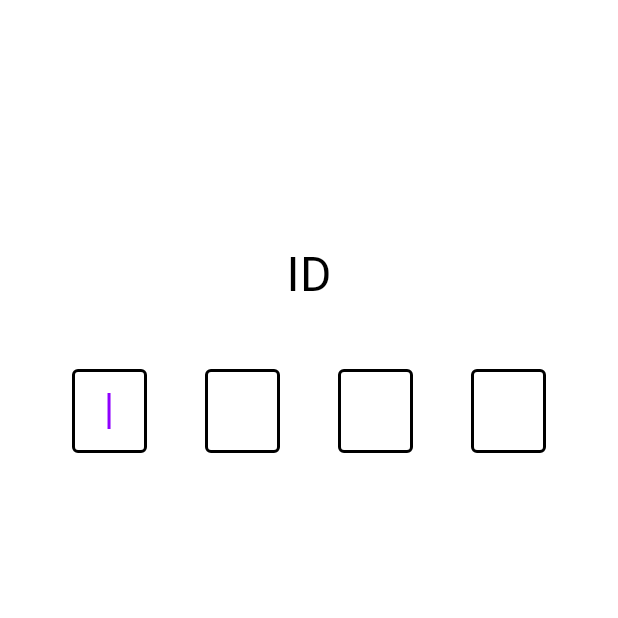
After one commit to sakusaku3939/twelve_hours, a Flutter app: the screen it shows after launch, after a tap on "参加", on a phone screen of 412 x 824 dp, the top half of it. The commit adds this screen. Run offline on Flutter 3.47's test engine with Material 3 defaults, Android fonts, the phone set to English and light mode, and no system bars; our stand-ins replace custom_sliding_segmented_control, flutter_hooks, flutter_riverpod, freezed_annotation, hooks_riverpod; network calls fail.

Commit message:
ID入力画面を追加

```diff
--- a/lib/view/home.dart
+++ b/lib/view/home.dart
@@ -1,5 +1,6 @@
 import 'package:flutter/material.dart';
 import 'package:hooks_riverpod/hooks_riverpod.dart';
+import 'package:twelve_hours/view/id_input_view.dart';
 import 'package:twelve_hours/view/member_voting_view.dart';
 
 import 'component/gradient_button.dart';
@@ -31,7 +32,12 @@ class Home extends HookConsumerWidget {
                       const ProgressTimer(),
                       GradientButton(
                         "参加",
-                        onPressed: () {},
+                        onPressed: () => Navigator.push(
+                          context,
+                          MaterialPageRoute(
+                            builder: (context) => const IdInputView(),
+                          ),
+                        ),
                       ),
                       const SizedBox(height: 12),
                       GradientButton(
--- /dev/null
+++ b/lib/view/id_input_view.dart
@@ -0,0 +1,72 @@
+import 'package:flutter/material.dart';
+import 'package:flutter/services.dart';
+import 'package:flutter_hooks/flutter_hooks.dart';
+import 'package:hooks_riverpod/hooks_riverpod.dart';
+
+class IdInputView extends HookConsumerWidget {
+  const IdInputView({super.key});
+
+  @override
+  Widget build(BuildContext context, WidgetRef ref) {
+    final focusNodes = List.generate(4, (_) => useFocusNode());
+    return GestureDetector(
+      onTap: () => FocusManager.instance.primaryFocus?.unfocus(),
+      behavior: HitTestBehavior.opaque,
+      child: Scaffold(
+        body: SafeArea(
+          child: Padding(
+            padding: const EdgeInsets.symmetric(horizontal: 48),
+            child: Column(
+              children: [
+                const SizedBox(height: 160),
+                const Text(
+                  "ID",
+                  style: TextStyle(fontSize: 32),
+                ),
+                const SizedBox(height: 40),
+                Row(
+                  mainAxisAlignment: MainAxisAlignment.spaceBetween,
+                  children: List.generate(
+                    4,
+                    (index) => _numberField(ref, focusNodes, index),
+                  ),
+                ),
+                const SizedBox(height: 40),
+              ],
+            ),
+          ),
+        ),
+      ),
+    );
+  }
+
+  Widget _numberField(WidgetRef ref, List<FocusNode> focusNodes, int index) {
+    return SizedBox(
+      width: 50,
+      child: TextField(
+        autofocus: index == 0,
+        focusNode: focusNodes[index],
+        textAlign: TextAlign.center,
+        keyboardType: TextInputType.number,
+        maxLength: 1,
+        decoration: const InputDecoration(
+          counterText: "",
+          enabledBorder: OutlineInputBorder(
+            borderSide: BorderSide(width: 2),
+          ),
+          focusedBorder: OutlineInputBorder(
+            borderSide: BorderSide(width: 2),
+          ),
+        ),
+        inputFormatters: [FilteringTextInputFormatter.digitsOnly],
+        onChanged: (value) {
+          if (value.length == 1 && index < focusNodes.length - 1) {
+            FocusScope.of(ref.context).requestFocus(focusNodes[index + 1]);
+          } else if (value.isEmpty && index > 0) {
+            FocusScope.of(ref.context).requestFocus(focusNodes[index - 1]);
+          }
+        },
+      ),
+    );
+  }
+}
```
